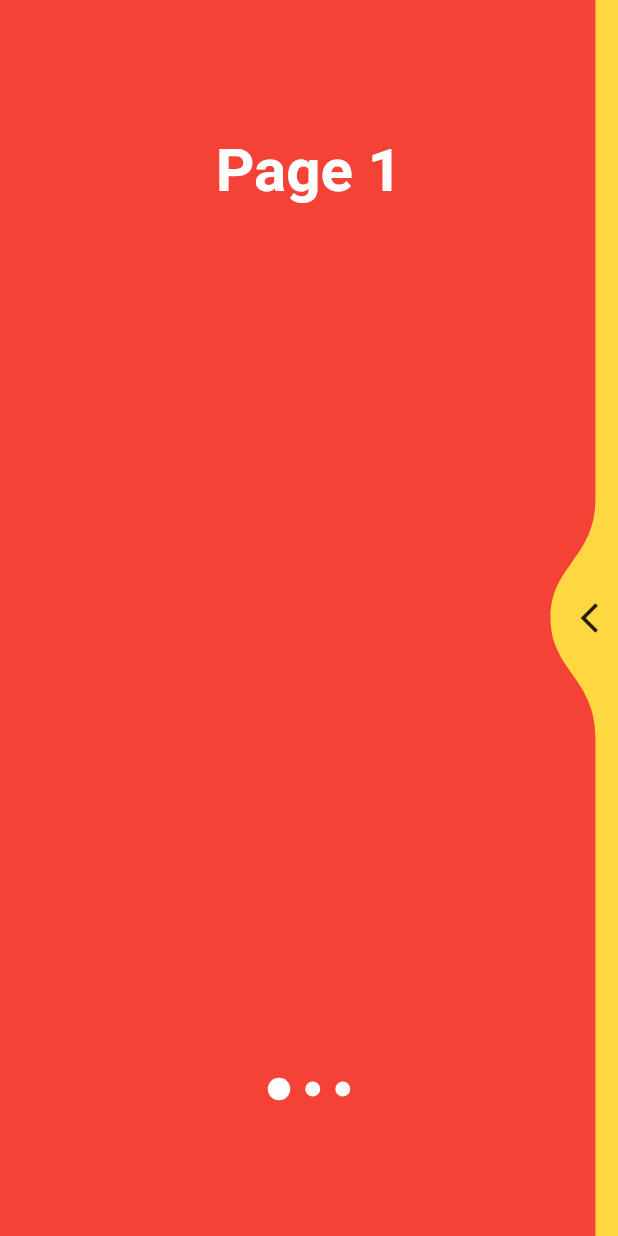
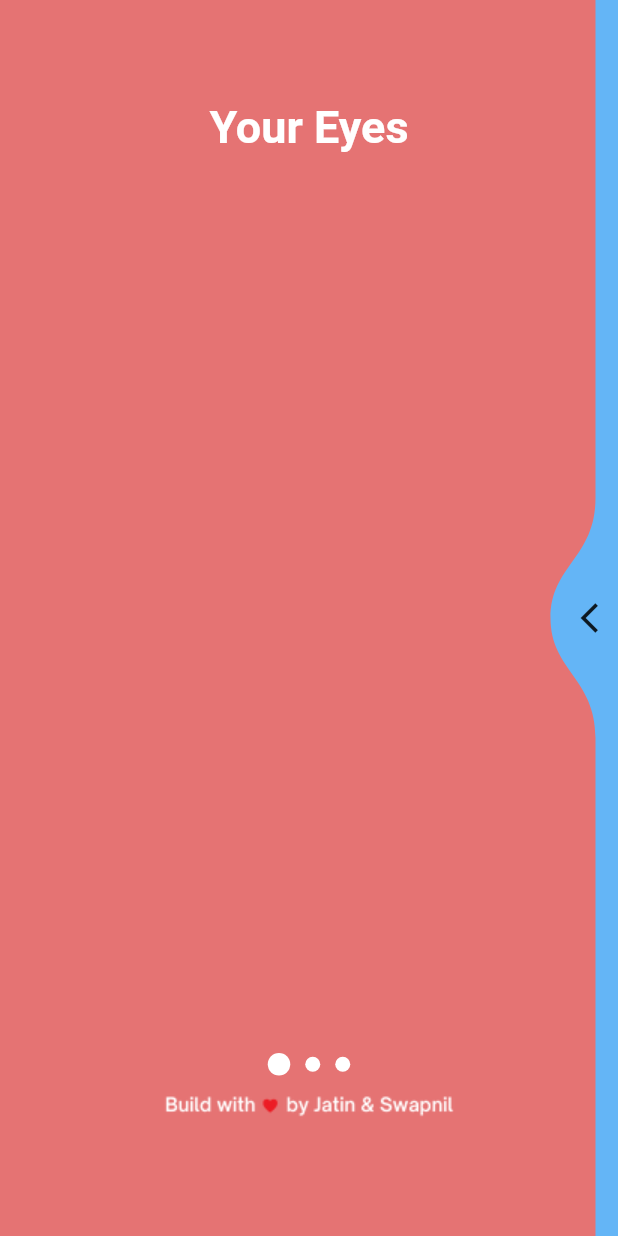
Before and after one commit to jatiinyadav/Your_Eyes, a Flutter app: the screen it shows after launch, on a phone screen of 412 x 824 dp. Run offline on Flutter 3.47's test engine with Material 2 defaults, Android fonts, the phone set to English and light mode, and no system bars; drawn by our look-alikes of liquid_swipe.

Commit message:
Liquid Swipe  Added

```diff
--- a/lib/content/page1.dart
+++ b/lib/content/page1.dart
@@ -6,23 +6,23 @@ class PageOne extends StatelessWidget {
   @override
   Widget build(BuildContext context) {
     return Container(
-      color: Colors.red,
+      color: Colors.red[300],
       child: Column(
-        mainAxisAlignment: MainAxisAlignment.spaceEvenly,
+        mainAxisAlignment: MainAxisAlignment.center,
         crossAxisAlignment: CrossAxisAlignment.center,
         children: [
           Center(
             child: Text(
-              'Page 1',
+              'Your Eyes',
               style: TextStyle(
-                fontSize: 40,
+                fontSize: 30,
                 fontWeight: FontWeight.bold,
                 decoration: TextDecoration.none,
                 color: Colors.white,
               ),
             ),
           ),
-          SizedBox(height: 400),
+          SizedBox(height: 600),
           Row(
             mainAxisAlignment: MainAxisAlignment.center,
             children: [
@@ -54,6 +54,9 @@ class PageOne extends StatelessWidget {
               )
             ],
           ),
+          Center(
+            child: Image.asset('assets/build_by.png'),
+          )
         ],
       ),
     );
--- a/lib/content/page2.dart
+++ b/lib/content/page2.dart
@@ -6,23 +6,23 @@ class PageTwo extends StatelessWidget {
   @override
   Widget build(BuildContext context) {
     return Container(
-      color: Colors.amberAccent,
+      color: Colors.blue[300],
       child: Column(
-        mainAxisAlignment: MainAxisAlignment.spaceEvenly,
+        mainAxisAlignment: MainAxisAlignment.center,
         crossAxisAlignment: CrossAxisAlignment.center,
         children: [
           Center(
             child: Text(
-              'Page 2',
+              'Braille Tactile Code',
               style: TextStyle(
-                fontSize: 40,
+                fontSize: 30,
                 fontWeight: FontWeight.bold,
                 decoration: TextDecoration.none,
                 color: Colors.white,
               ),
             ),
           ),
-          SizedBox(height: 400),
+          SizedBox(height: 600),
           Row(
             mainAxisAlignment: MainAxisAlignment.center,
             children: [
@@ -54,6 +54,9 @@ class PageTwo extends StatelessWidget {
               )
             ],
           ),
+          Center(
+            child: Image.asset('assets/build_by.png'),
+          )
         ],
       ),
     );
--- a/lib/content/page3.dart
+++ b/lib/content/page3.dart
@@ -8,21 +8,21 @@ class PageThree extends StatelessWidget {
     return Container(
       color: Colors.teal,
       child: Column(
-        mainAxisAlignment: MainAxisAlignment.spaceEvenly,
+        mainAxisAlignment: MainAxisAlignment.center,
         crossAxisAlignment: CrossAxisAlignment.center,
         children: [
           Center(
             child: Text(
-              'Page 3',
+              'More Info',
               style: TextStyle(
-                fontSize: 40,
+                fontSize: 30,
                 fontWeight: FontWeight.bold,
                 decoration: TextDecoration.none,
                 color: Colors.white,
               ),
             ),
           ),
-          SizedBox(height: 400),
+          SizedBox(height: 600),
           Row(
             mainAxisAlignment: MainAxisAlignment.center,
             children: [
@@ -54,6 +54,9 @@ class PageThree extends StatelessWidget {
               )
             ],
           ),
+          Center(
+            child: Image.asset('assets/build_by.png'),
+          )
         ],
       ),
     );
--- a/pubspec.yaml
+++ b/pubspec.yaml
@@ -45,6 +45,8 @@ flutter:
   # included with your application, so that you can use the icons in
   # the material Icons class.
   uses-material-design: true
+  assets:
+    - assets/
 
   # To add assets to your application, add an assets section, like this:
   # assets:
```
Also changed, not shown: assets/build_by.png (added), 1 other file.
